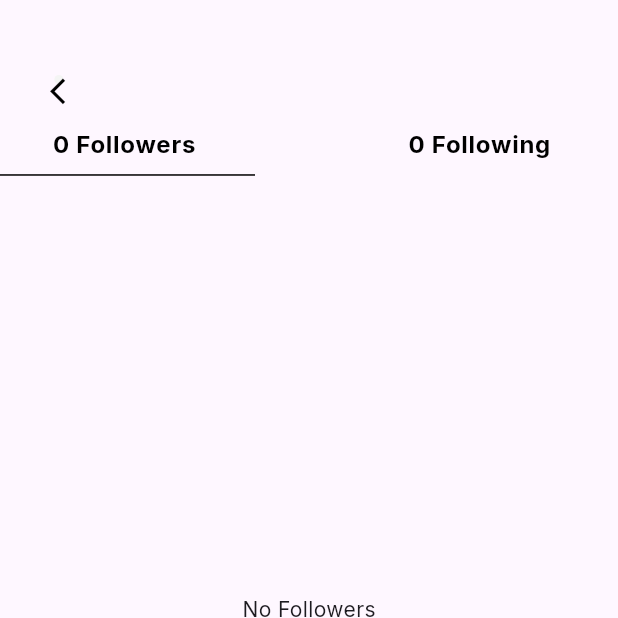
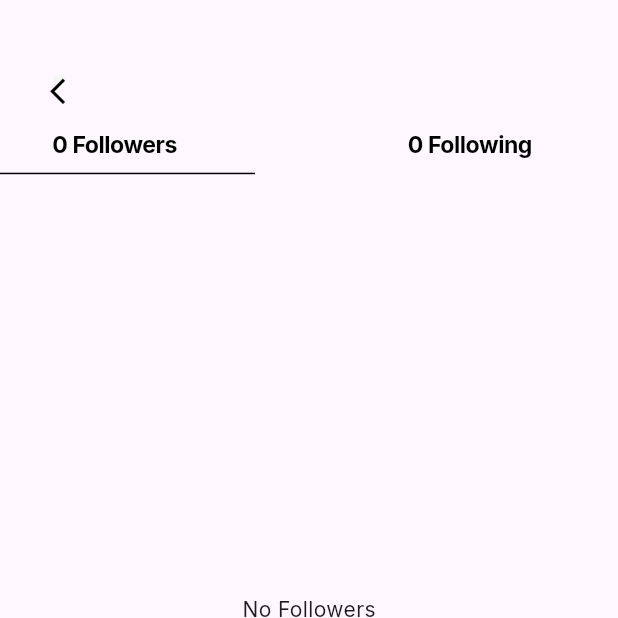
Before and after one commit to SailingChefs/sailing_chef, a Flutter app: the FollowingListView screen opened directly with empty values, on a phone screen of 412 x 824 dp, the top half of it. Run offline on Flutter 3.47's test engine with Material 3 defaults, Android fonts, the phone set to English and light mode, and no system bars; our stand-ins replace cached_network_image, cloud_firestore, csc_picker, dotted_border, file_picker, firebase_auth and 22 more; missing offline and left inert: audio_waveforms, dart_geohash, geoflutterfire_plus, media_cache_manager, syncfusion_flutter_core, video_thumbnail; accounts and stored records are empty.

Commit message:
Final UI Changes

```diff
--- a/lib/ui/views/following_list/following_list_viewmodel.dart
+++ b/lib/ui/views/following_list/following_list_viewmodel.dart
@@ -14,7 +14,7 @@ class FollowingListViewModel extends BaseViewModel {
   List<UserModel> get followersUsers => _followService.usersFollowers;
   List<UserModel> get followingUsers => _followService.usersFollowing;
   void popBack() {
-    _navigationloactor.back();
+    _navigationloactor.navigateToBottomNavBarView();
   }
 
   void onViewModelReady(String userId) async {
--- a/lib/ui/views/following_list/widgets/follower_list.dart
+++ b/lib/ui/views/following_list/widgets/follower_list.dart
@@ -24,8 +24,9 @@ class FollowerList extends ViewModelWidget<FollowingListViewModel> {
                 padding: const EdgeInsets.only(left: 20.0),
                 child: Text('All Followers',
                     style: globalTextStyle(
-                      fontSize: 15.sp,
-                      fontWeight: FontWeight.w500,
+                      fontSize: 14.sp,
+                      letterSpacing: -0.5,
+                      fontWeight: FontWeight.w600,
                       color: kcBlackColor,
                     )),
               ),
@@ -53,8 +54,9 @@ class FollowerList extends ViewModelWidget<FollowingListViewModel> {
                             title: Text(
                                 viewModel.followersUsers[index].displayName!,
                                 style: globalTextStyle(
-                                  fontSize: 16.sp,
-                                  fontWeight: FontWeight.w500,
+                                  fontSize: 14.sp,
+                                  letterSpacing: -0.5,
+                                  fontWeight: FontWeight.w600,
                                   color: kcBlackColor,
                                 )),
                             // trailing: SizedBox(
--- a/lib/ui/views/following_list/widgets/searchbar_following.dart
+++ b/lib/ui/views/following_list/widgets/searchbar_following.dart
@@ -23,8 +23,8 @@ class SearchBarFollwoing extends ViewModelWidget<FollowingListViewModel> {
                   fontSize: 12.sp,
                 ),
                 fillColor: kcPrimaryColor.withOpacity(0.2),
-                labelStyle: TextStyle(
-                    fontSize: 17.sp, color: kcBlackColor.withOpacity(0.6)),
+                labelStyle: globalTextStyle(
+                    fontSize: 12.sp, color: kcBlackColor.withOpacity(0.6)),
                 labelText: 'Search',
                 border: OutlineInputBorder(
                   borderRadius: BorderRadius.circular(25.0.r),
--- a/lib/ui/views/following_list/widgets/tab_bars.dart
+++ b/lib/ui/views/following_list/widgets/tab_bars.dart
@@ -1,3 +1,4 @@
+import 'package:sailing_chefs/core/global_uservariable.dart';
 import 'package:sailing_chefs/core/imports/core_imports.dart';
 import 'package:sailing_chefs/ui/views/following_list/following_list_viewmodel.dart';
 
@@ -34,9 +35,10 @@ class TabBarsFollowing extends ViewModelWidget<FollowingListViewModel> {
                 padding:
                     const EdgeInsets.symmetric(vertical: 8.0, horizontal: 35.0),
                 child: Text(
-                  '${viewModel.followers.length} Followers',
+                  '${userDetails!.followers!.length} Followers',
                   style: globalTextStyle(
-                    fontSize: 16.0,
+                    fontSize: 14.0.sp,
+                    letterSpacing: -0.3,
                     fontWeight: FontWeight.bold,
                     color: kcBlackColor,
                   ),
@@ -64,9 +66,10 @@ class TabBarsFollowing extends ViewModelWidget<FollowingListViewModel> {
                 padding:
                     const EdgeInsets.symmetric(vertical: 8.0, horizontal: 30.0),
                 child: Text(
-                  '${viewModel.following.length} Following',
-                  style: globalTextStyle(
-                    fontSize: 16.0,
+                  '${userDetails!.following!.length} Following',
+                   style: globalTextStyle(
+                    fontSize: 14.0.sp,
+                    letterSpacing: -0.3,
                     fontWeight: FontWeight.bold,
                     color: kcBlackColor,
                   ),
--- a/lib/ui/views/following_list/widgets/topbar_following.dart
+++ b/lib/ui/views/following_list/widgets/topbar_following.dart
@@ -27,10 +27,12 @@ class TopBarFollowing extends ViewModelWidget<FollowingListViewModel>
             child: Text(
               textAlign: TextAlign.center,
               capitalizeEachWord(name),
-              style: globalTextStyle(
-                  fontSize: 18.sp,
-                  fontWeight: FontWeight.w700,
-                  color: kcBlackColor),
+             style: globalTextStyle(
+                      fontSize: 16.0.dg,
+                      color: kcBlackColor,
+                      letterSpacing: -0.3,
+                      fontWeight: FontWeight.w500,
+                      ),
             ),
           ),
         ],
--- a/lib/ui/views/profile/profile_viewmodel.dart
+++ b/lib/ui/views/profile/profile_viewmodel.dart
@@ -120,6 +120,7 @@ class ProfileViewModel extends ReactiveViewModel {
           ? _cullinarySchoolService.cullinaryCoursesInit(userDetails!.uid!)
           : ini(),
     ]);
+    userDetails = await usrService.getUserDetails();
     setBusy(false);
   }
 
```
Also changed, not shown: lib/ui/views/following_list/widgets/search_list.dart (+17 -8 lines).
